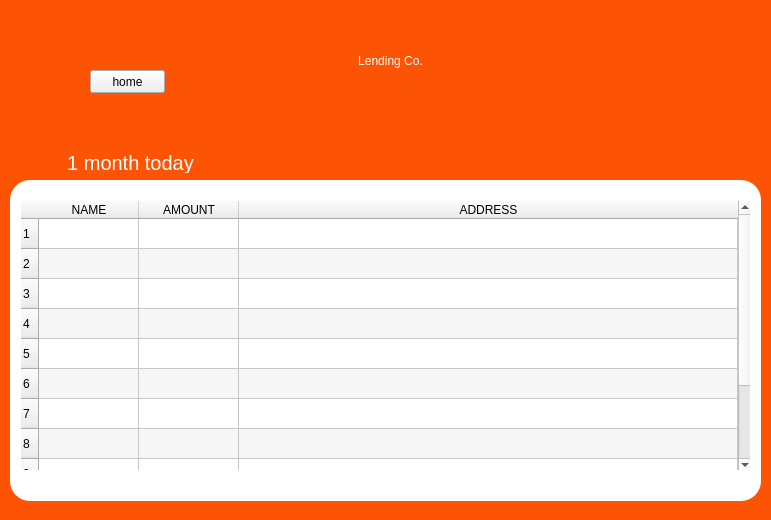
Old version of the form UI File/duedates.ui in the repository edenroseFR/Personalized-Lending-System.
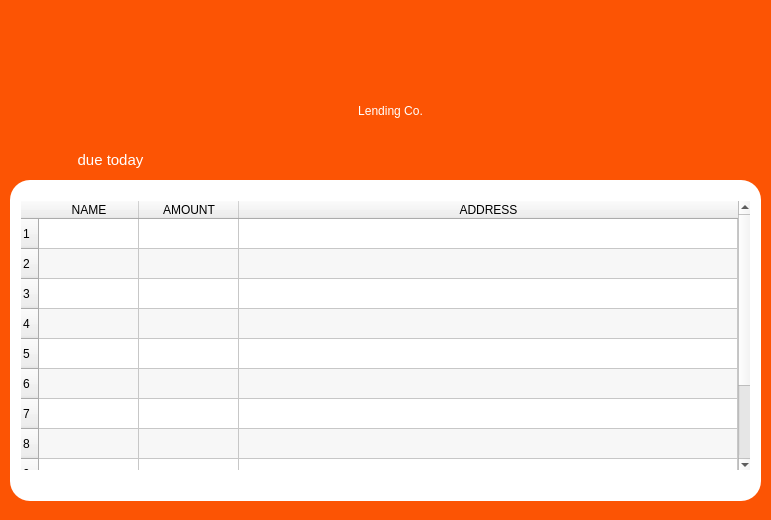
New version of the form. Icons and pictures are not drawn.

What changed in the file:
```diff
--- a/UI File/duedates.ui
+++ b/UI File/duedates.ui
@@ -32,9 +32,9 @@
      <property name="geometry">
       <rect>
        <x>10</x>
-       <y>20</y>
+       <y>50</y>
        <width>761</width>
-       <height>81</height>
+       <height>121</height>
       </rect>
      </property>
      <property name="styleSheet">
@@ -184,20 +184,20 @@
     <widget class="QLabel" name="paymentLabel">
      <property name="geometry">
       <rect>
-       <x>30</x>
-       <y>153</y>
-       <width>201</width>
+       <x>70</x>
+       <y>150</y>
+       <width>81</width>
        <height>20</height>
       </rect>
      </property>
      <property name="styleSheet">
       <string notr="true">#paymentLabel{
 color: white;
-font: 20px;
+font: 15px;
 }</string>
      </property>
      <property name="text">
-      <string>1 month today</string>
+      <string>due today</string>
      </property>
      <property name="alignment">
       <set>Qt::AlignCenter</set>
@@ -206,14 +206,36 @@
     <widget class="QPushButton" name="homeButton">
      <property name="geometry">
       <rect>
-       <x>90</x>
-       <y>70</y>
-       <width>75</width>
-       <height>23</height>
+       <x>80</x>
+       <y>100</y>
+       <width>31</width>
+       <height>31</height>
       </rect>
      </property>
+     <property name="styleSheet">
+      <string notr="true">#homeButton{
+background-color: TRANSPARENT;
+border: TRANSPARENT;
+border-radius: 15px;
+}
+#homeButton:hover{
+background-color:rgb(255, 131, 89);
+border: TRANSPARENT;
+border-radius: 15px;
+}</string>
+     </property>
      <property name="text">
-      <string>home</string>
+      <string/>
+     </property>
+     <property name="icon">
+      <iconset>
+       <normaloff>../img/back-button.png</normaloff>../img/back-button.png</iconset>
+     </property>
+     <property name="iconSize">
+      <size>
+       <width>25</width>
+       <height>25</height>
+      </size>
      </property>
     </widget>
     <zorder>label</zorder>
```
Left out of the diff: 4 changed lines with no effect on the pictures.
